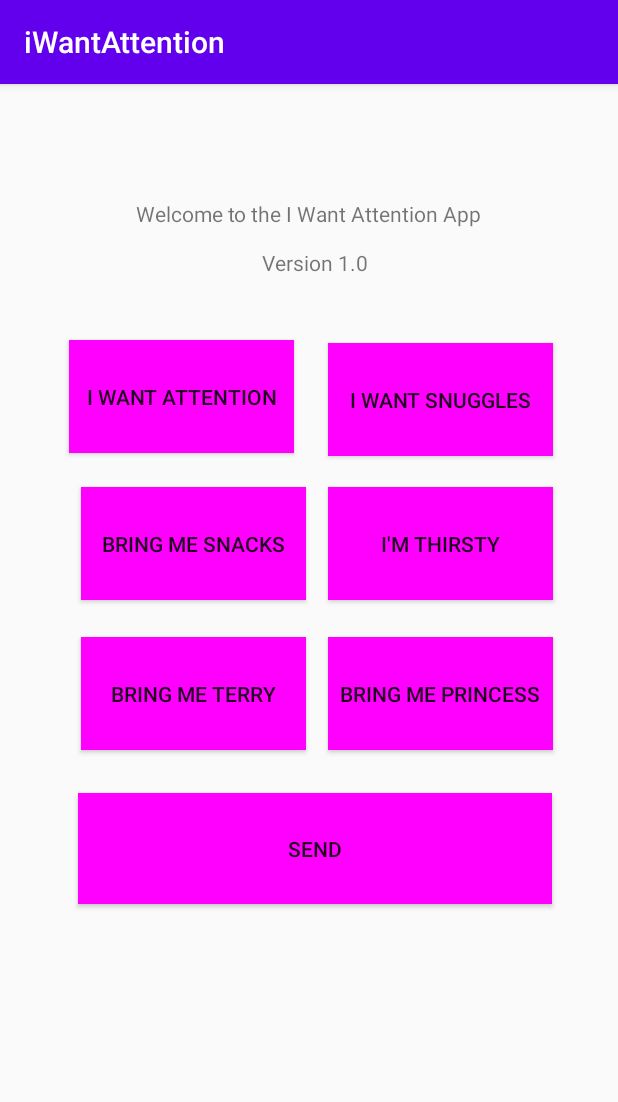
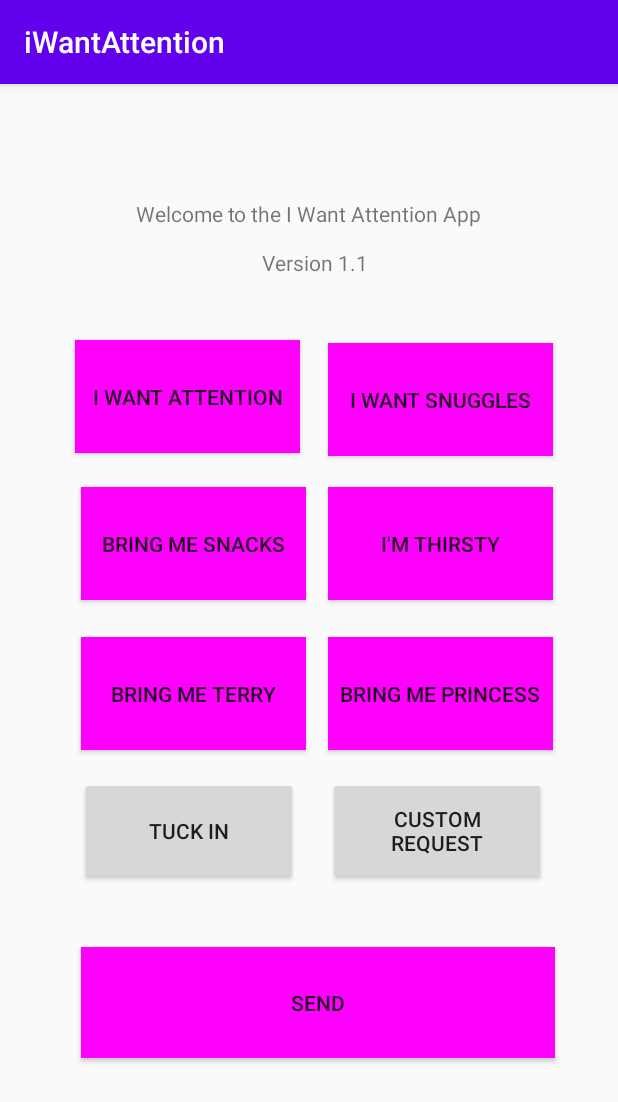
Before and after one commit to GenericOreos/iWantAttention, an Android app: the screen it shows after launch (MainActivity), on a phone screen of 412 x 824 dp. Shown: the top 1102 px of the screen. Run offline under Robolectric (Android 15) with nearby library versions, the phone set to English and light mode, and no system bars.

Commit message:
new buttons added, updated version on display to 1.1

```diff
--- a/app/src/main/res/layout/activity_main.xml
+++ b/app/src/main/res/layout/activity_main.xml
@@ -90,8 +90,8 @@
         android:id="@+id/btnAttention"
         android:layout_width="150dp"
         android:layout_height="75dp"
-        android:layout_marginStart="45dp"
-        android:layout_marginLeft="45dp"
+        android:layout_marginStart="53dp"
+        android:layout_marginLeft="53dp"
         android:layout_marginTop="154dp"
         android:layout_marginEnd="215dp"
         android:layout_marginRight="215dp"
@@ -128,7 +128,7 @@
         android:layout_marginEnd="166dp"
         android:layout_marginRight="166dp"
         android:layout_marginBottom="621dp"
-        android:text="@string/version_1_0"
+        android:text="Version 1.1"
         app:layout_constraintBottom_toBottomOf="parent"
         app:layout_constraintEnd_toEndOf="parent"
         app:layout_constraintStart_toStartOf="parent"
@@ -138,16 +138,48 @@
         android:id="@+id/btnSend"
         android:layout_width="316dp"
         android:layout_height="74dp"
-        android:layout_marginStart="51dp"
-        android:layout_marginLeft="51dp"
-        android:layout_marginTop="454dp"
-        android:layout_marginEnd="44dp"
-        android:layout_marginRight="44dp"
-        android:layout_marginBottom="203dp"
+        android:layout_marginStart="53dp"
+        android:layout_marginLeft="53dp"
+        android:layout_marginTop="556dp"
+        android:layout_marginEnd="42dp"
+        android:layout_marginRight="42dp"
+        android:layout_marginBottom="100dp"
         android:text="@string/send"
         app:layout_constraintBottom_toBottomOf="parent"
         app:layout_constraintEnd_toEndOf="parent"
         app:layout_constraintStart_toStartOf="parent"
         app:layout_constraintTop_toTopOf="parent" />
 
+    <Button
+        android:id="@+id/btnTuck"
+        android:layout_width="145dp"
+        android:layout_height="72dp"
+        android:layout_marginStart="53dp"
+        android:layout_marginLeft="53dp"
+        android:layout_marginTop="443dp"
+        android:layout_marginEnd="213dp"
+        android:layout_marginRight="213dp"
+        android:layout_marginBottom="216dp"
+        android:text="Tuck In"
+        app:layout_constraintBottom_toBottomOf="parent"
+        app:layout_constraintEnd_toEndOf="parent"
+        app:layout_constraintStart_toStartOf="parent"
+        app:layout_constraintTop_toTopOf="parent" />
+
+    <Button
+        android:id="@+id/btnCustom"
+        android:layout_width="145dp"
+        android:layout_height="72dp"
+        android:layout_marginStart="218dp"
+        android:layout_marginLeft="218dp"
+        android:layout_marginTop="443dp"
+        android:layout_marginEnd="48dp"
+        android:layout_marginRight="48dp"
+        android:layout_marginBottom="216dp"
+        android:text="Custom Request"
+        app:layout_constraintBottom_toBottomOf="parent"
+        app:layout_constraintEnd_toEndOf="parent"
+        app:layout_constraintStart_toStartOf="parent"
+        app:layout_constraintTop_toTopOf="parent" />
+
 </androidx.constraintlayout.widget.ConstraintLayout>
```
